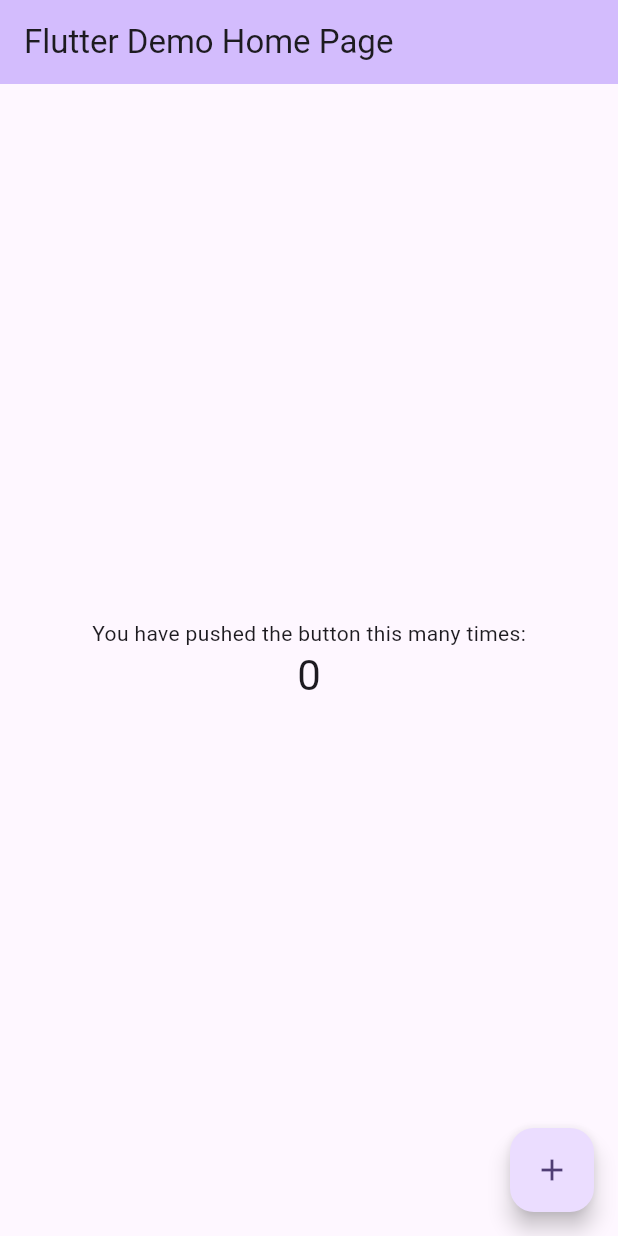
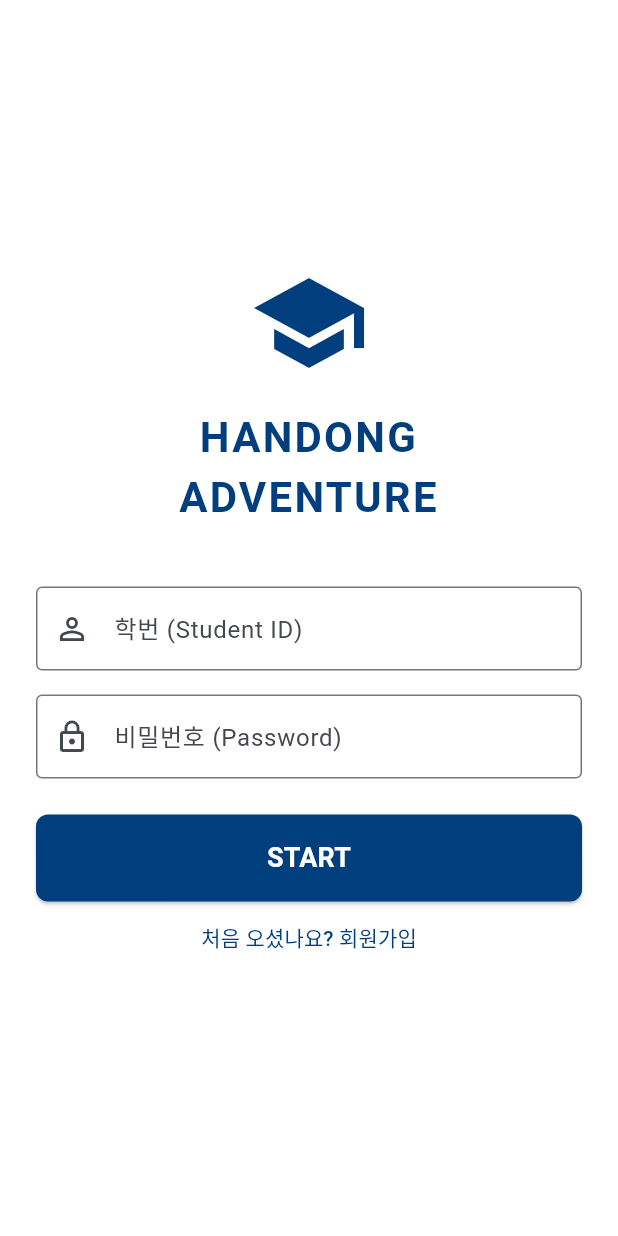
Before and after one commit to gPdnjs2020/25_SGJG_Handong_Advanture, a Flutter app: the screen it shows after launch, on a phone screen of 412 x 824 dp. Run offline on Flutter 3.47's test engine with Material 3 defaults, Android fonts, the phone set to English and light mode, and no system bars; our stand-ins replace cloud_firestore, firebase_auth, firebase_core; accounts and stored records are empty.

Commit message:
add login signup and firebase

```diff
--- /dev/null
+++ b/lib/login.dart
@@ -0,0 +1,153 @@
+import 'package:flutter/material.dart';
+import 'package:firebase_auth/firebase_auth.dart';
+import 'package:handong_adventure/signup.dart';
+
+class LoginPage extends StatefulWidget {
+  const LoginPage({super.key});
+
+  @override
+  State<LoginPage> createState() => _LoginPageState();
+}
+
+class _LoginPageState extends State<LoginPage> {
+  final TextEditingController _idController = TextEditingController();
+  final TextEditingController _pwController = TextEditingController();
+  bool _isLoading = false; // 로딩 상태 표시용
+
+  // 로그인 처리 함수
+  Future<void> _tryLogin() async {
+    final inputId = _idController.text.trim();
+    final inputPw = _pwController.text.trim();
+
+    if (inputId.isEmpty || inputPw.isEmpty) {
+      ScaffoldMessenger.of(
+        context,
+      ).showSnackBar(const SnackBar(content: Text('학번과 비밀번호를 모두 입력해주세요.')));
+      return;
+    }
+
+    setState(() {
+      _isLoading = true; // 로딩 시작
+    });
+
+    try {
+      // Firebase Auth 로그인 시도
+      // 학번만 입력받지만, Firebase는 이메일 형식이 필요하므로 뒤에 가짜 도메인을 붙임
+      await FirebaseAuth.instance.signInWithEmailAndPassword(
+        email: '$inputId@handong.edu',
+        password: inputPw,
+      );
+
+      // 성공 시 StreamBuilder가 감지하여 자동으로 메인 페이지로 넘어갑니다.
+      // 따라서 별도의 Navigator 코드가 필요 없습니다.
+    } on FirebaseAuthException catch (e) {
+      String message = '로그인에 실패했습니다.';
+      if (e.code == 'user-not-found' || e.code == 'invalid-credential') {
+        message = '존재하지 않는 학번이거나 비밀번호가 틀렸습니다.';
+      } else if (e.code == 'invalid-email') {
+        message = '학번 형식이 올바르지 않습니다.';
+      }
+
+      if (mounted) {
+        ScaffoldMessenger.of(
+          context,
+        ).showSnackBar(SnackBar(content: Text(message)));
+      }
+    } finally {
+      if (mounted) {
+        setState(() {
+          _isLoading = false; // 로딩 종료
+        });
+      }
+    }
+  }
+
+  @override
+  Widget build(BuildContext context) {
+    return Scaffold(
+      backgroundColor: Colors.white,
+      body: Padding(
+        padding: const EdgeInsets.all(24.0),
+        child: Column(
+          mainAxisAlignment: MainAxisAlignment.center,
+          crossAxisAlignment: CrossAxisAlignment.stretch,
+          children: [
+            const Icon(Icons.school, size: 80, color: Color(0xFF003E7E)),
+            const SizedBox(height: 16),
+            const Text(
+              'HANDONG\nADVENTURE',
+              textAlign: TextAlign.center,
+              style: TextStyle(
+                fontSize: 28,
+                fontWeight: FontWeight.bold,
+                color: Color(0xFF003E7E),
+                letterSpacing: 1.5,
+              ),
+            ),
+            const SizedBox(height: 40),
+
+            TextField(
+              controller: _idController,
+              keyboardType: TextInputType.number,
+              decoration: const InputDecoration(
+                labelText: '학번 (Student ID)',
+                prefixIcon: Icon(Icons.person_outline),
+                border: OutlineInputBorder(),
+              ),
+            ),
+            const SizedBox(height: 16),
+            TextField(
+              controller: _pwController,
+              obscureText: true,
+              decoration: const InputDecoration(
+                labelText: '비밀번호 (Password)',
+                prefixIcon: Icon(Icons.lock_outline),
+                border: OutlineInputBorder(),
+              ),
+            ),
+            const SizedBox(height: 24),
+
+            // 로그인 버튼 (로딩 중이면 뺑글이 표시)
+            ElevatedButton(
+              onPressed: _isLoading ? null : _tryLogin,
+              style: ElevatedButton.styleFrom(
+                backgroundColor: const Color(0xFF003E7E),
+                foregroundColor: Colors.white,
+                padding: const EdgeInsets.symmetric(vertical: 16),
+                shape: RoundedRectangleBorder(
+                  borderRadius: BorderRadius.circular(8),
+                ),
+              ),
+              child: _isLoading
+                  ? const SizedBox(
+                      height: 20,
+                      width: 20,
+                      child: CircularProgressIndicator(
+                        color: Colors.white,
+                        strokeWidth: 2,
+                      ),
+                    )
+                  : const Text(
+                      'START',
+                      style: TextStyle(
+                        fontSize: 18,
+                        fontWeight: FontWeight.bold,
+                      ),
+                    ),
+            ),
+
+            TextButton(
+              onPressed: () {
+                Navigator.push(
+                  context,
+                  MaterialPageRoute(builder: (context) => const SignUpPage()),
+                );
+              },
+              child: const Text('처음 오셨나요? 회원가입'),
+            ),
+          ],
+        ),
+      ),
+    );
+  }
+}
--- a/lib/main.dart
+++ b/lib/main.dart
@@ -1,122 +1,130 @@
+import 'package:firebase_core/firebase_core.dart';
 import 'package:flutter/material.dart';
+import 'package:handong_adventure/firebase_options.dart';
+import 'package:handong_adventure/login.dart';
+import 'package:firebase_auth/firebase_auth.dart';
 
-void main() {
+void main() async {
+  // 1. 플러터 엔진 초기화 및 파이어베이스 연결
+  WidgetsFlutterBinding.ensureInitialized();
+  await Firebase.initializeApp(options: DefaultFirebaseOptions.currentPlatform);
+
   runApp(const MyApp());
 }
 
 class MyApp extends StatelessWidget {
   const MyApp({super.key});
 
-  // This widget is the root of your application.
   @override
   Widget build(BuildContext context) {
     return MaterialApp(
-      title: 'Flutter Demo',
+      title: 'Handong Adventure',
+      debugShowCheckedModeBanner: false,
       theme: ThemeData(
-        // This is the theme of your application.
-        //
-        // TRY THIS: Try running your application with "flutter run". You'll see
-        // the application has a purple toolbar. Then, without quitting the app,
-        // try changing the seedColor in the colorScheme below to Colors.green
-        // and then invoke "hot reload" (save your changes or press the "hot
-        // reload" button in a Flutter-supported IDE, or press "r" if you used
-        // the command line to start the app).
-        //
-        // Notice that the counter didn't reset back to zero; the application
-        // state is not lost during the reload. To reset the state, use hot
-        // restart instead.
-        //
-        // This works for code too, not just values: Most code changes can be
-        // tested with just a hot reload.
-        colorScheme: .fromSeed(seedColor: Colors.deepPurple),
+        primaryColor: const Color(0xFF003E7E),
+        colorScheme: ColorScheme.fromSeed(
+          seedColor: const Color(0xFF003E7E),
+          primary: const Color(0xFF003E7E),
+        ),
+        useMaterial3: true,
       ),
-      home: const MyHomePage(title: 'Flutter Demo Home Page'),
+      // 앱 시작 시 로그인 상태 확인
+      home: StreamBuilder<User?>(
+        stream: FirebaseAuth.instance.authStateChanges(),
+        builder: (context, snapshot) {
+          // 이미 로그인되어 있다면 메인 페이지로, 아니면 로그인 페이지로
+          if (snapshot.hasData) {
+            return const MainPage();
+          }
+          return const LoginPage();
+        },
+      ),
     );
   }
 }
 
-class MyHomePage extends StatefulWidget {
-  const MyHomePage({super.key, required this.title});
-
-  // This widget is the home page of your application. It is stateful, meaning
-  // that it has a State object (defined below) that contains fields that affect
-  // how it looks.
-
-  // This class is the configuration for the state. It holds the values (in this
-  // case the title) provided by the parent (in this case the App widget) and
-  // used by the build method of the State. Fields in a Widget subclass are
-  // always marked "final".
-
-  final String title;
+class MainPage extends StatefulWidget {
+  const MainPage({super.key});
 
   @override
-  State<MyHomePage> createState() => _MyHomePageState();
+  State<MainPage> createState() => _MainPageState();
 }
 
-class _MyHomePageState extends State<MyHomePage> {
-  int _counter = 0;
+class _MainPageState extends State<MainPage> {
+  int _selectedIndex = 0;
 
-  void _incrementCounter() {
+  final List<Widget> _pages = [
+    const Center(
+      child: Text('여기에 지도가 들어갑니다 (Map)', style: TextStyle(fontSize: 24)),
+    ),
+    const Center(
+      child: Text('랭킹 페이지 (Ranking)', style: TextStyle(fontSize: 24)),
+    ),
+    // 마이페이지는 별도 위젯으로 분리해서 사용자 이름 표시 가능
+    const MyPagePlaceholder(),
+  ];
+
+  void _onItemTapped(int index) {
     setState(() {
-      // This call to setState tells the Flutter framework that something has
-      // changed in this State, which causes it to rerun the build method below
-      // so that the display can reflect the updated values. If we changed
-      // _counter without calling setState(), then the build method would not be
-      // called again, and so nothing would appear to happen.
-      _counter++;
+      _selectedIndex = index;
     });
   }
 
   @override
   Widget build(BuildContext context) {
-    // This method is rerun every time setState is called, for instance as done
-    // by the _incrementCounter method above.
-    //
-    // The Flutter framework has been optimized to make rerunning build methods
-    // fast, so that you can just rebuild anything that needs updating rather
-    // than having to individually change instances of widgets.
     return Scaffold(
       appBar: AppBar(
-        // TRY THIS: Try changing the color here to a specific color (to
-        // Colors.amber, perhaps?) and trigger a hot reload to see the AppBar
-        // change color while the other colors stay the same.
-        backgroundColor: Theme.of(context).colorScheme.inversePrimary,
-        // Here we take the value from the MyHomePage object that was created by
-        // the App.build method, and use it to set our appbar title.
-        title: Text(widget.title),
+        title: const Text('Handong Adventure'),
+        backgroundColor: const Color(0xFF003E7E),
+        foregroundColor: Colors.white,
+        centerTitle: true,
+        actions: [
+          // 로그아웃 버튼 (테스트용)
+          IconButton(
+            icon: const Icon(Icons.logout),
+            onPressed: () {
+              FirebaseAuth.instance.signOut(); // 로그아웃하면 자동으로 로그인 화면으로 감
+            },
+          ),
+        ],
       ),
-      body: Center(
-        // Center is a layout widget. It takes a single child and positions it
-        // in the middle of the parent.
-        child: Column(
-          // Column is also a layout widget. It takes a list of children and
-          // arranges them vertically. By default, it sizes itself to fit its
-          // children horizontally, and tries to be as tall as its parent.
-          //
-          // Column has various properties to control how it sizes itself and
-          // how it positions its children. Here we use mainAxisAlignment to
-          // center the children vertically; the main axis here is the vertical
-          // axis because Columns are vertical (the cross axis would be
-          // horizontal).
-          //
-          // TRY THIS: Invoke "debug painting" (choose the "Toggle Debug Paint"
-          // action in the IDE, or press "p" in the console), to see the
-          // wireframe for each widget.
-          mainAxisAlignment: .center,
-          children: [
-            const Text('You have pushed the button this many times:'),
-            Text(
-              '$_counter',
-              style: Theme.of(context).textTheme.headlineMedium,
-            ),
-          ],
-        ),
-      ),
-      floatingActionButton: FloatingActionButton(
-        onPressed: _incrementCounter,
-        tooltip: 'Increment',
-        child: const Icon(Icons.add),
+      body: _pages[_selectedIndex],
+      bottomNavigationBar: BottomNavigationBar(
+        items: const <BottomNavigationBarItem>[
+          BottomNavigationBarItem(icon: Icon(Icons.map), label: '홈'),
+          BottomNavigationBarItem(icon: Icon(Icons.emoji_events), label: '랭킹'),
+          BottomNavigationBarItem(icon: Icon(Icons.person), label: '마이페이지'),
+        ],
+        currentIndex: _selectedIndex,
+        selectedItemColor: const Color(0xFF003E7E),
+        onTap: _onItemTapped,
       ),
     );
   }
 }
+
+// 마이페이지 임시 위젯 (사용자 정보 로딩 예시)
+class MyPagePlaceholder extends StatelessWidget {
+  const MyPagePlaceholder({super.key});
+
+  @override
+  Widget build(BuildContext context) {
+    // 현재 로그인한 사용자 정보 가져오기
+    final user = FirebaseAuth.instance.currentUser;
+
+    return Center(
+      child: Column(
+        mainAxisAlignment: MainAxisAlignment.center,
+        children: [
+          const Icon(Icons.account_circle, size: 100, color: Colors.grey),
+          const SizedBox(height: 20),
+          Text(
+            '환영합니다!\n학번: ${user?.email?.split('@')[0] ?? '정보 없음'}', // 이메일 앞부분(학번)만 표시
+            textAlign: TextAlign.center,
+            style: const TextStyle(fontSize: 20, fontWeight: FontWeight.bold),
+          ),
+        ],
+      ),
+    );
+  }
+}
--- a/pubspec.yaml
+++ b/pubspec.yaml
@@ -34,6 +34,9 @@ dependencies:
   # The following adds the Cupertino Icons font to your application.
   # Use with the CupertinoIcons class for iOS style icons.
   cupertino_icons: ^1.0.8
+  firebase_core: ^4.3.0
+  firebase_auth: ^6.1.3
+  cloud_firestore: ^6.1.1
 
 dev_dependencies:
   flutter_test:
```
Also changed, not shown: lib/signup.dart (added, +200 -0 lines), firebase.json (added), lib/firebase_options.dart (added), pubspec.lock, 6 other files.
